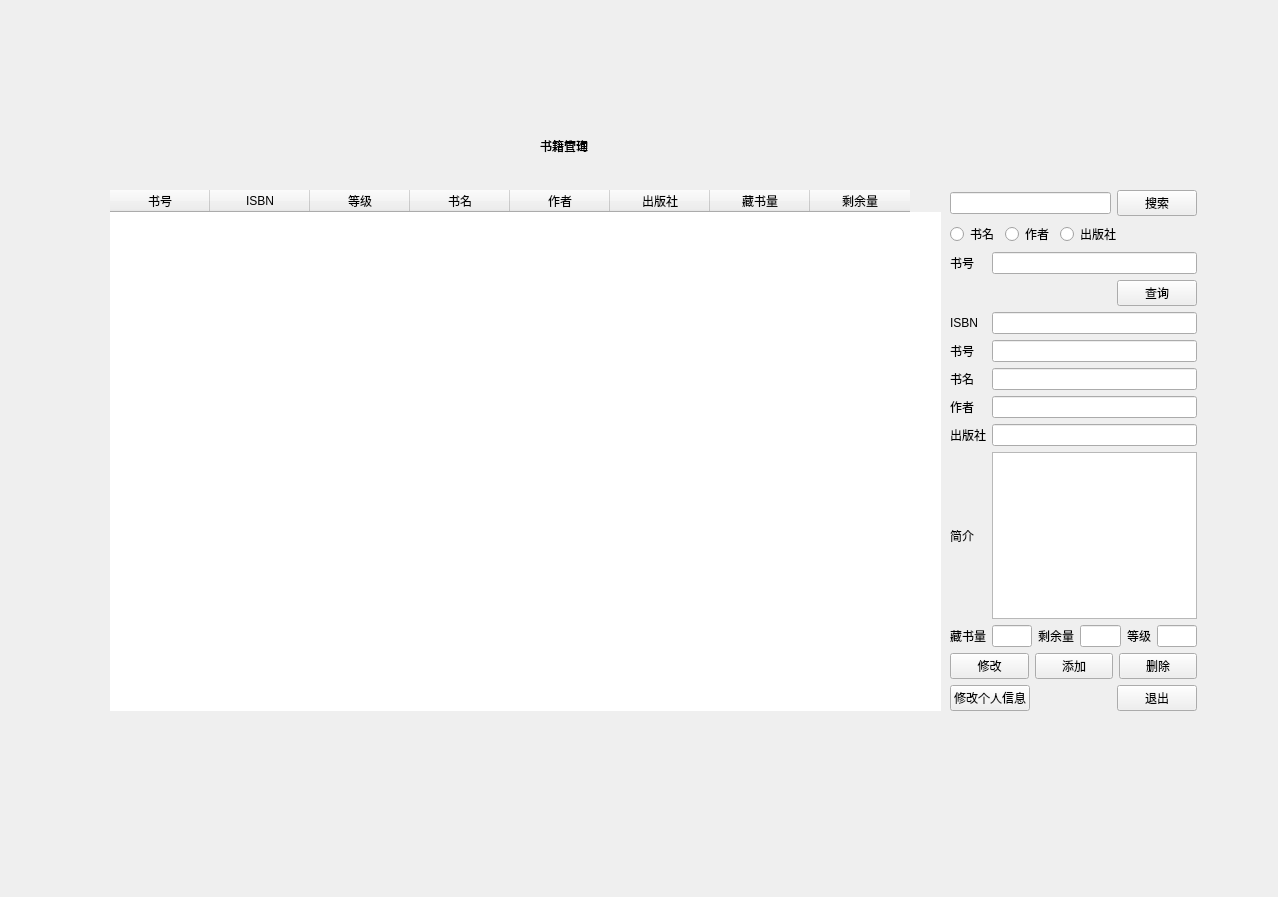
lwher/Library-System, file book_information.ui: the form before one commit.
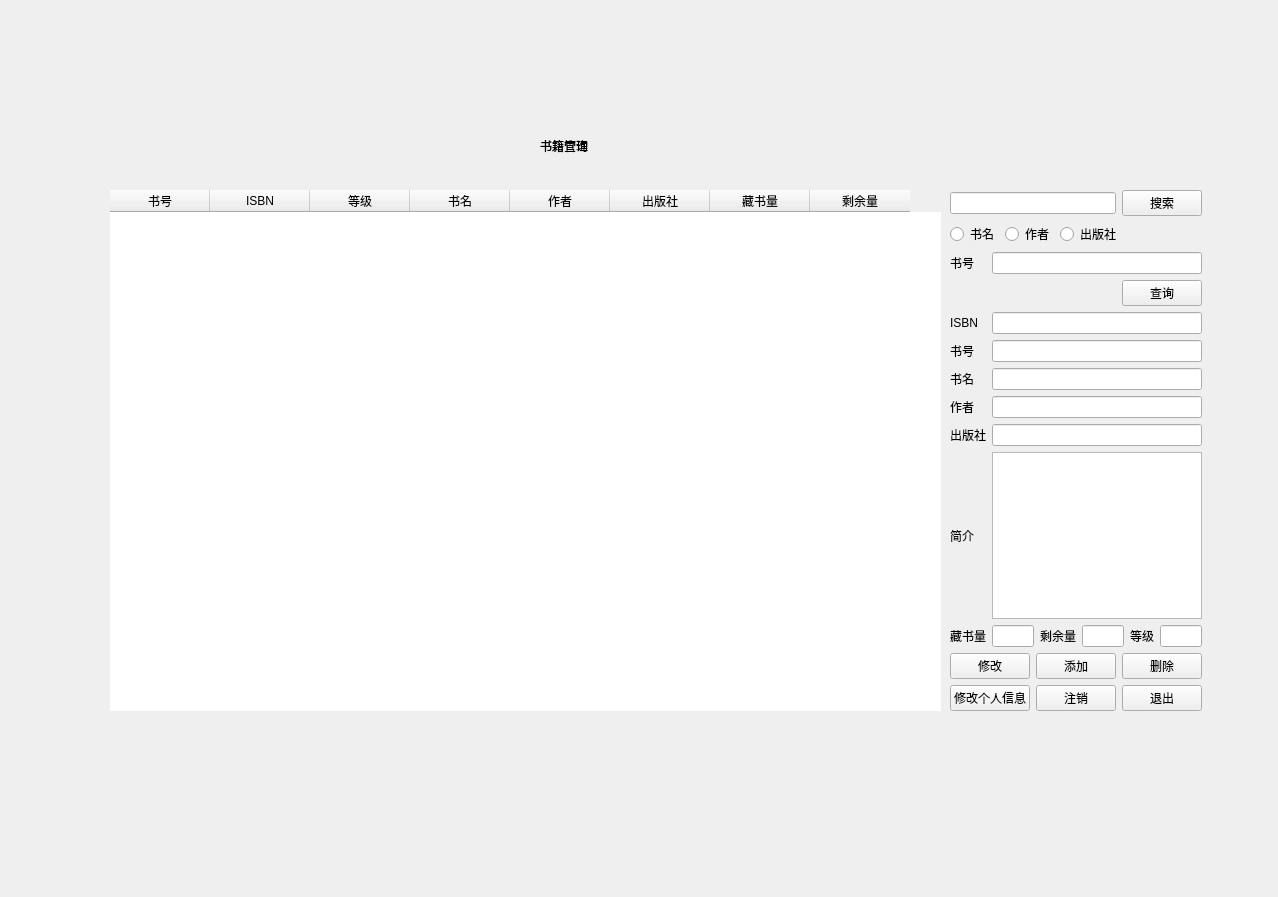
The form after the commit. Icons and pictures are not drawn.

Commit message: 加个个注销( 依旧不会有final版本!

What changed in the file:
```diff
--- a/book_information.ui
+++ b/book_information.ui
@@ -19,7 +19,7 @@
      <rect>
       <x>950</x>
       <y>190</y>
-      <width>247</width>
+      <width>252</width>
       <height>521</height>
      </rect>
     </property>
@@ -49,6 +49,13 @@
          </property>
         </spacer>
        </item>
+       <item>
+        <widget class="QPushButton" name="logout">
+         <property name="text">
+          <string>注销</string>
+         </property>
+        </widget>
+       </item>
        <item>
         <widget class="QPushButton" name="exit_but">
          <property name="text">
```
The commit also changes 8 other files.
